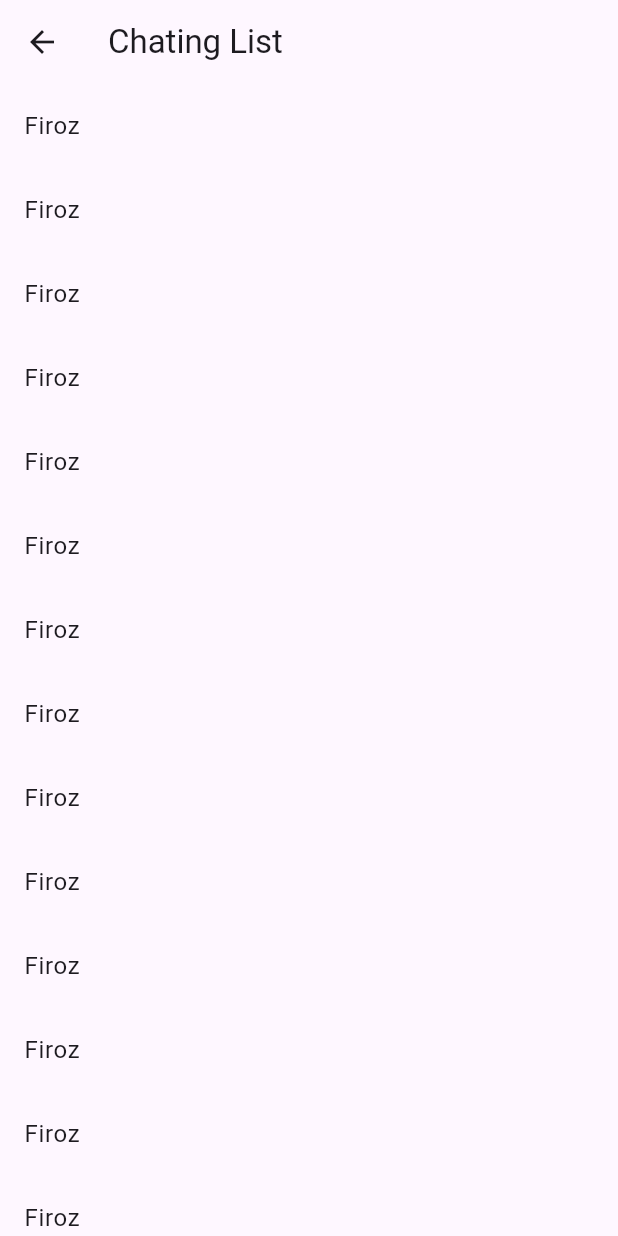
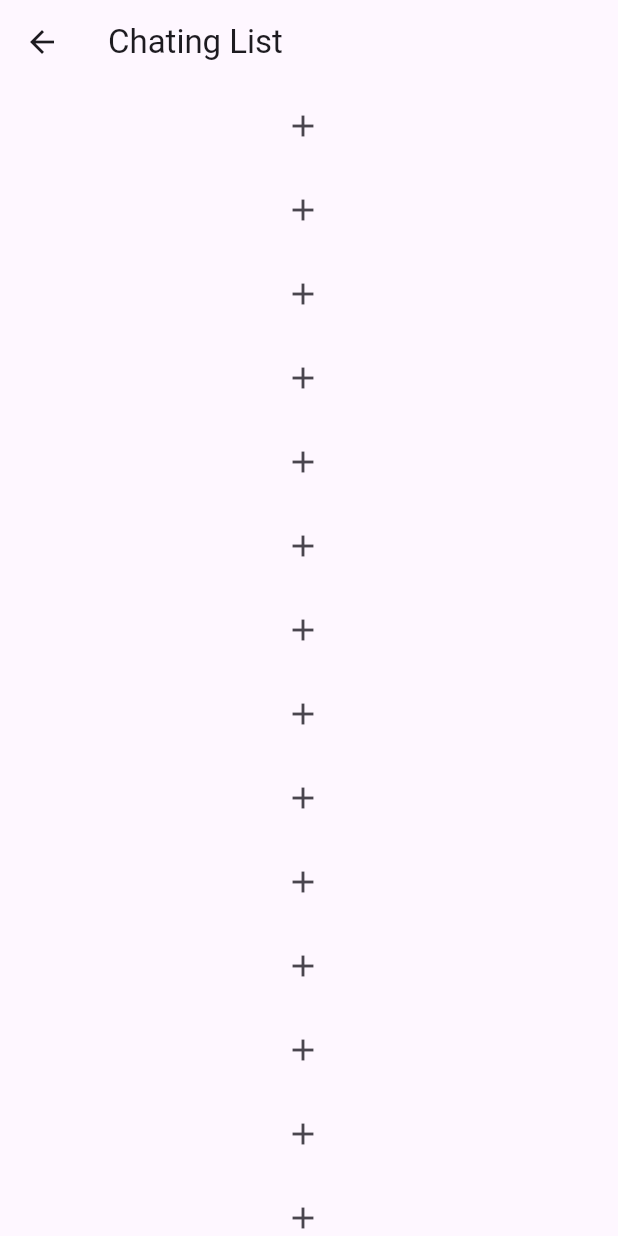
Before and after one commit to programmerfiroz/Flutter-GitHub-Test-Demo, a Flutter app: the ChatingList screen opened directly, on a phone screen of 412 x 824 dp. Run offline on Flutter 3.47's test engine with Material 3 defaults, Android fonts, the phone set to English and light mode, and no system bars.

Commit message:
changes done

```diff
--- a/lib/chat/chating_list.dart
+++ b/lib/chat/chating_list.dart
@@ -18,7 +18,7 @@ class _ChatingListState extends State<ChatingList> {
           itemCount: 20,
           itemBuilder: (context, index) {
             return const ListTile(
-              title: Text("Firoz"),
+              title: Icon(Icons.add),
             );
           }),
     );
```
